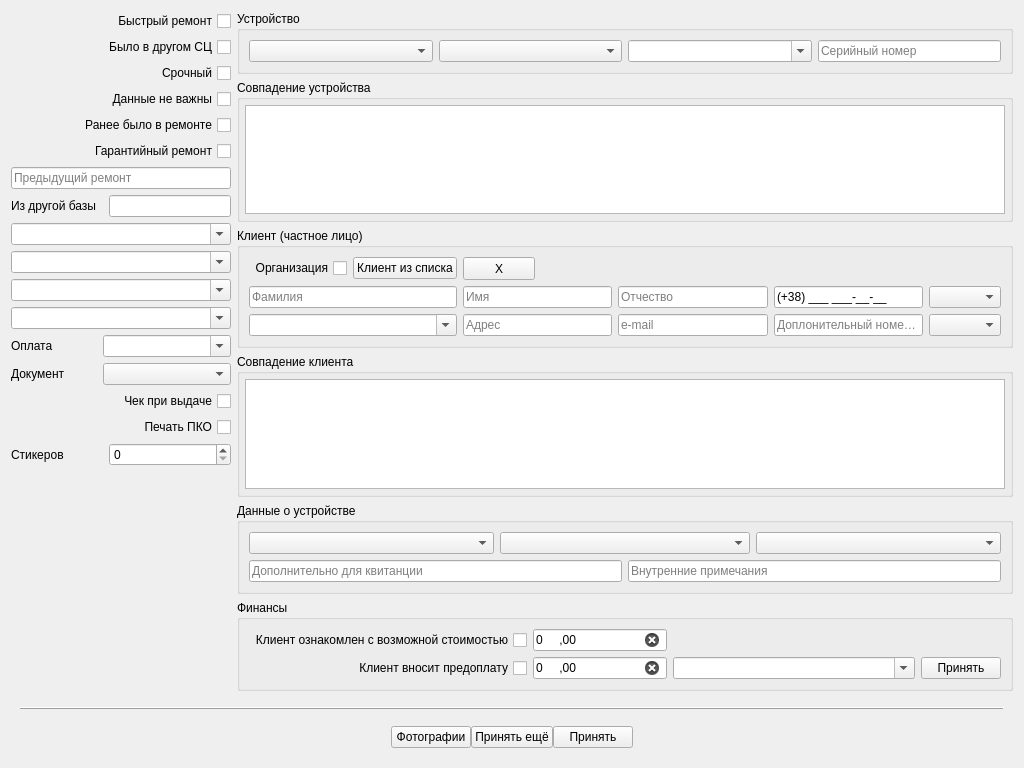
Before: the Qt Designer form tabrepairnew.ui in solderercb/snap_crm, drawn with Qt 5.
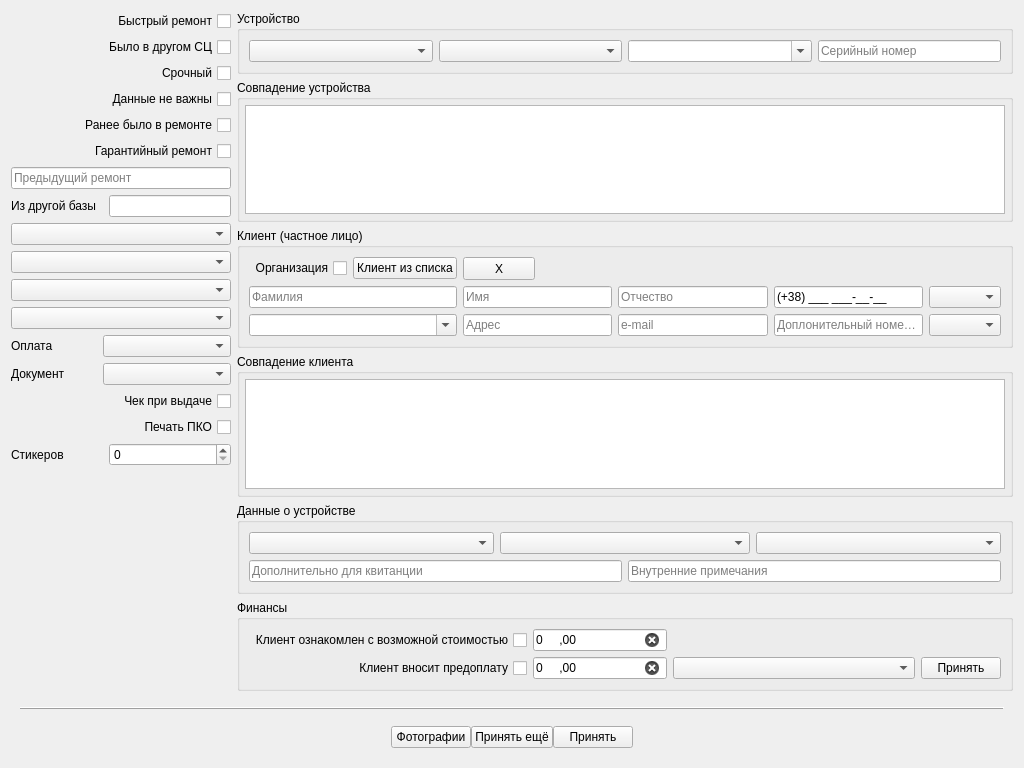
After: the same form once the commit is applied. Custom widgets are drawn as their Qt base class.

Patch:
```diff
--- a/tabrepairnew.ui
+++ b/tabrepairnew.ui
@@ -29,7 +29,7 @@
          <item row="13" column="0" colspan="3">
           <widget class="QComboBox" name="comboBoxCompany">
            <property name="editable">
-            <bool>true</bool>
+            <bool>false</bool>
            </property>
            <property name="currentText">
             <string/>
@@ -109,7 +109,7 @@
          <item row="12" column="0" colspan="3">
           <widget class="QComboBox" name="comboBoxOffice">
            <property name="editable">
-            <bool>true</bool>
+            <bool>false</bool>
            </property>
            <property name="currentText">
             <string/>
@@ -122,7 +122,7 @@
          <item row="11" column="0" colspan="3">
           <widget class="QComboBox" name="comboBoxPresetBox">
            <property name="editable">
-            <bool>true</bool>
+            <bool>false</bool>
            </property>
            <property name="currentText">
             <string/>
@@ -145,7 +145,7 @@
          <item row="14" column="1" colspan="2">
           <widget class="QComboBox" name="comboBoxPresetPaymentAccount">
            <property name="editable">
-            <bool>true</bool>
+            <bool>false</bool>
            </property>
            <property name="currentText">
             <string/>
@@ -184,7 +184,7 @@
          <item row="10" column="0" colspan="3">
           <widget class="QComboBox" name="comboBoxPresetEngineer">
            <property name="editable">
-            <bool>true</bool>
+            <bool>false</bool>
            </property>
            <property name="currentText">
             <string/>
@@ -557,7 +557,7 @@
               <item row="1" column="2">
                <widget class="QComboBox" name="comboBoxPrepayAccount">
                 <property name="editable">
-                 <bool>true</bool>
+                 <bool>false</bool>
                 </property>
                 <property name="currentText">
                  <string extracomment="Ист"/>
```
Left out of the diff: 2 changed lines with no effect on the pictures.
